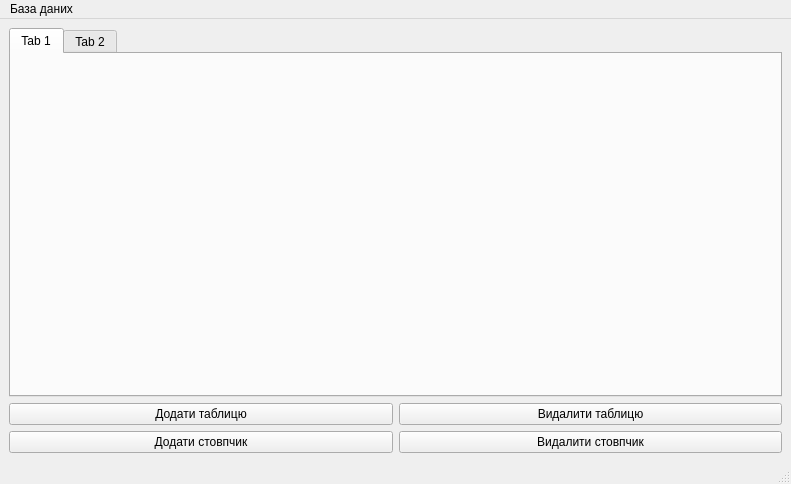
This is mainwindow.ui in Mask-K/DBMS as Qt 5 draws it before an edit. The edited form follows.
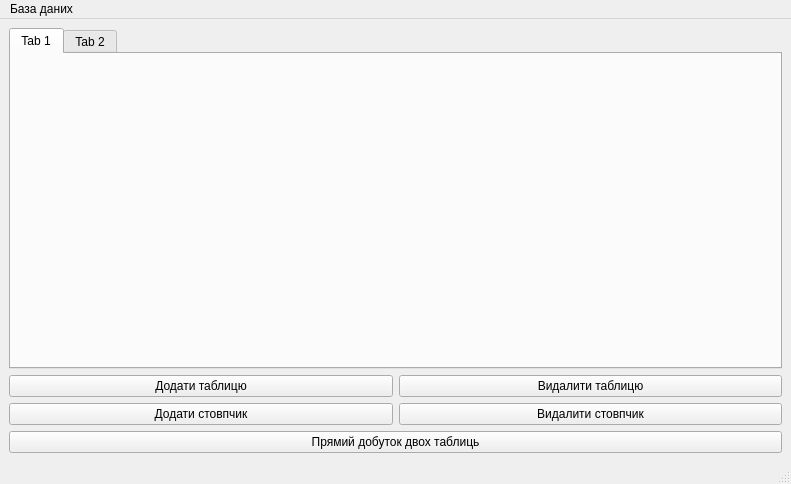
This is the edited form.

What changed in the file:
```diff
--- a/mainwindow.ui
+++ b/mainwindow.ui
@@ -69,6 +69,13 @@
       </item>
      </layout>
     </item>
+    <item>
+     <widget class="QPushButton" name="pushButton_5">
+      <property name="text">
+       <string>Прямий добуток двох таблиць</string>
+      </property>
+     </widget>
+    </item>
    </layout>
   </widget>
   <widget class="QMenuBar" name="menubar">
```
